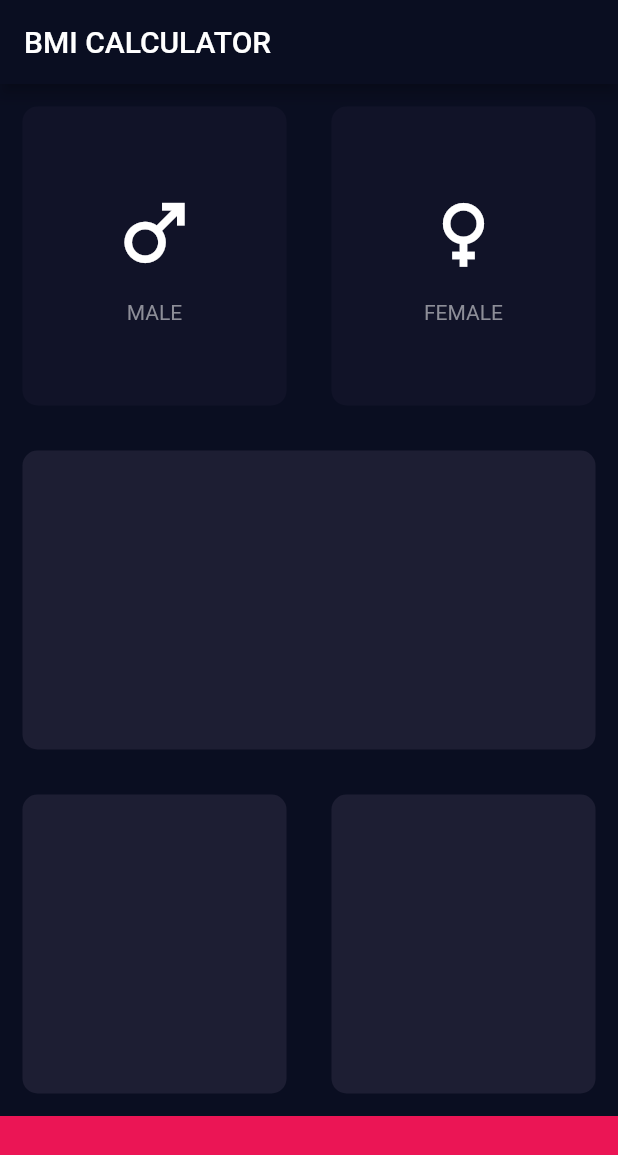
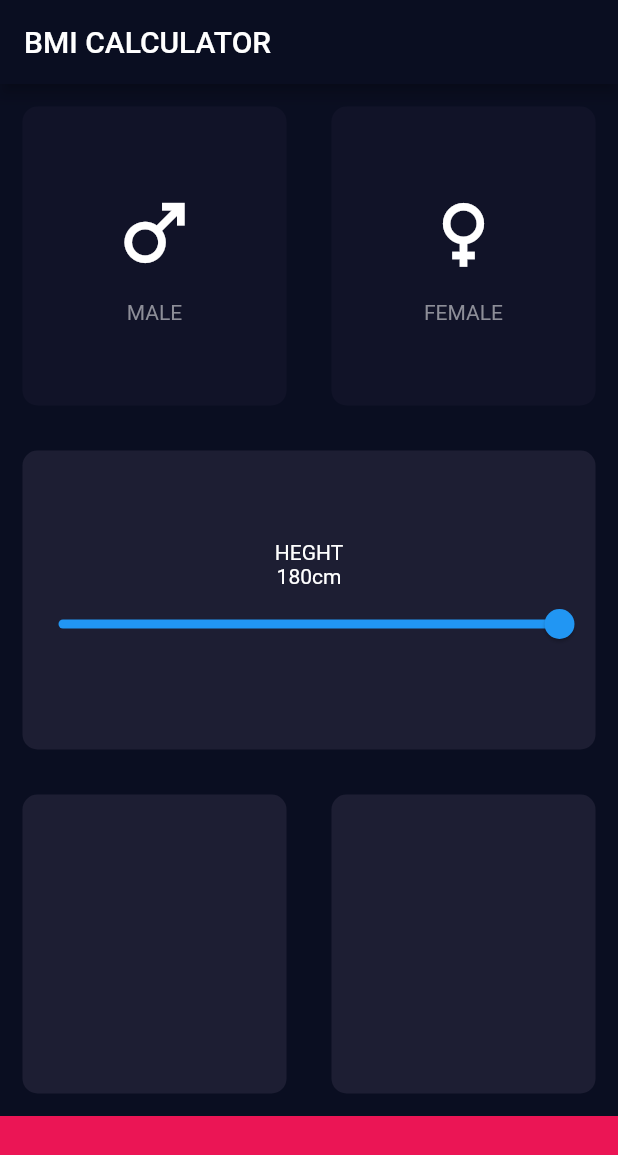
Before and after one commit to LifeAsADropOut/BMI-APP, a Flutter app: the screen it shows after launch, on a phone screen of 412 x 824 dp. Shown: the top 1155 px of the screen. Run offline on Flutter 3.47's test engine with Material 2 defaults, Android fonts, the light colour scheme and no system bars.

Commit message:
changing constant names

```diff
--- a/lib/input_page.dart
+++ b/lib/input_page.dart
@@ -33,15 +33,15 @@ class _InputPageState extends State<InputPage> {
                   child: ReusableCard(
                     callback: () => updateCardColor(gender: Gender.MALE),
                     color: _gender == Gender.NONE || _gender == Gender.FEMALE
-                        ? inactiveCardColor
-                        : activeCardColor,
+                        ? kInactiveCardColor
+                        : kActiveCardColor,
                     child: IconConent(
                       icon: Icons.male,
                       iconSize: 80.0,
                       iconColor: Colors.white,
                       label: "MALE",
                       labelStyle: TextStyle(
-                        color: labelColor,
+                        color: kLabelColor,
                       ),
                     ),
                   ),
@@ -50,15 +50,15 @@ class _InputPageState extends State<InputPage> {
                   child: ReusableCard(
                     callback: () => updateCardColor(gender: Gender.FEMALE),
                     color: _gender == Gender.NONE || _gender == Gender.MALE
-                        ? inactiveCardColor
-                        : activeCardColor,
+                        ? kInactiveCardColor
+                        : kActiveCardColor,
                     child: IconConent(
                       icon: Icons.female,
                       iconSize: 80.0,
                       iconColor: Colors.white,
                       label: "FEMALE",
                       labelStyle: TextStyle(
-                        color: labelColor,
+                        color: kLabelColor,
                       ),
                     ),
                   ),
@@ -69,8 +69,15 @@ class _InputPageState extends State<InputPage> {
           Expanded(
             child: ReusableCard(
               callback: () {},
-              color: activeCardColor,
-              child: Container(),
+              color: kActiveCardColor,
+              child: Column(
+                mainAxisAlignment: MainAxisAlignment.center,
+                children: [
+                  Text("HEGHT"),
+                  Text("180cm"),
+                  Slider(value: 1, onChanged: (_) {})
+                ],
+              ),
             ),
           ),
           Expanded(
@@ -79,14 +86,14 @@ class _InputPageState extends State<InputPage> {
                 Expanded(
                   child: ReusableCard(
                     callback: () {},
-                    color: activeCardColor,
+                    color: kActiveCardColor,
                     child: Container(),
                   ),
                 ),
                 Expanded(
                   child: ReusableCard(
                     callback: () {},
-                    color: activeCardColor,
+                    color: kActiveCardColor,
                     child: Container(),
                   ),
                 ),
@@ -95,7 +102,7 @@ class _InputPageState extends State<InputPage> {
           ),
           Container(
             width: double.infinity,
-            color: bottomContainerCcolor,
+            color: kBottomContainerCcolor,
             height: 80.0,
           )
         ],
--- a/lib/utils.dart
+++ b/lib/utils.dart
@@ -2,7 +2,7 @@ import 'package:flutter/material.dart';
 
 enum Gender { MALE, FEMALE, NONE }
 
-const Color activeCardColor = Color(0xFF1D1E33);
-const Color inactiveCardColor = Color(0xFF111328);
-const Color labelColor = Color(0xFF8D8E98);
-const Color bottomContainerCcolor = Color(0xFFEB1555);
+const Color kActiveCardColor = Color(0xFF1D1E33);
+const Color kInactiveCardColor = Color(0xFF111328);
+const Color kLabelColor = Color(0xFF8D8E98);
+const Color kBottomContainerCcolor = Color(0xFFEB1555);
```
